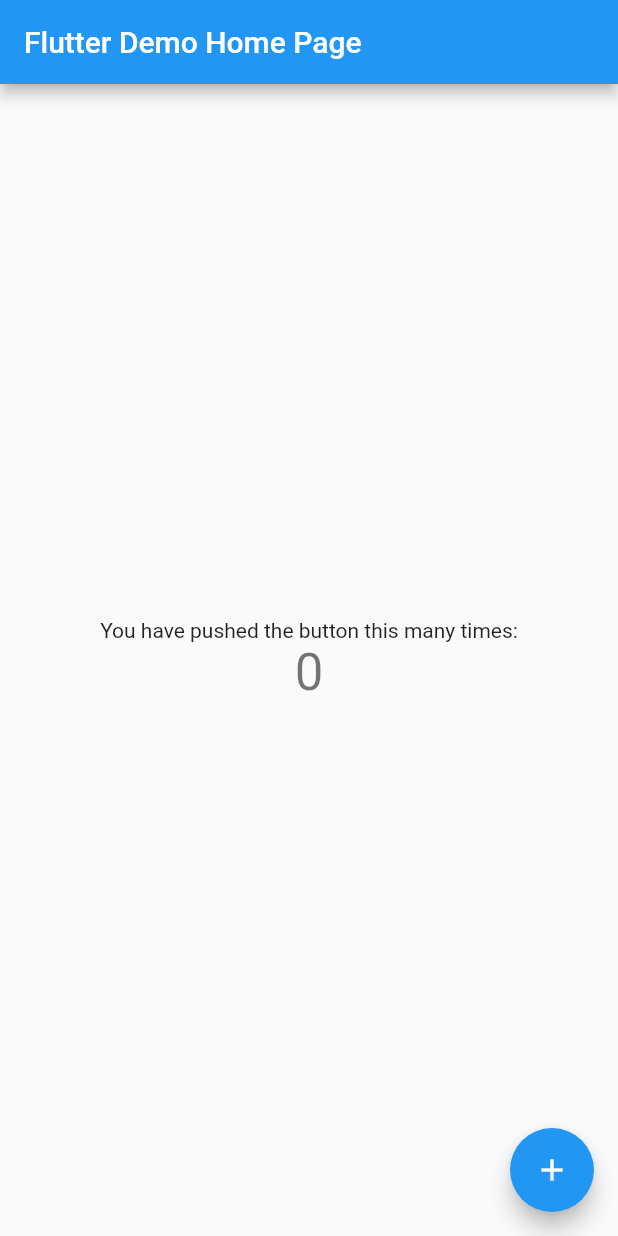
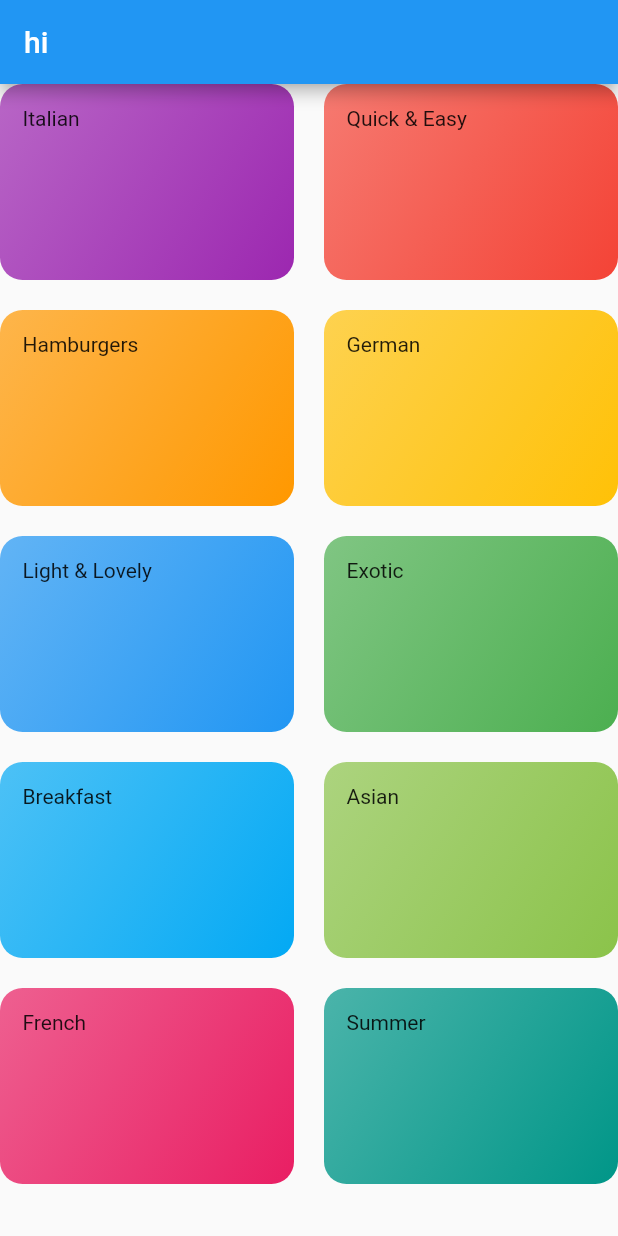
Before and after one commit to mohamedashraf1/Meals-app, a Flutter app: the screen it shows after launch, on a phone screen of 412 x 824 dp. Run offline on Flutter 3.47's test engine with Material 2 defaults, Android fonts, the phone set to English and light mode, and no system bars.

Commit message:
created a grid view with the ricepes Categories names

```diff
--- /dev/null
+++ b/MealsApp/lib/categories_screens.dart
@@ -0,0 +1,29 @@
+import 'package:flutter/material.dart';
+
+import 'data.dart';
+import 'category_item.dart';
+
+class CategoriesScreen extends StatelessWidget {
+  @override
+  Widget build(BuildContext context) {
+    return Scaffold(
+      appBar: AppBar(
+        title: const Text("hi"),
+      ),
+      body: GridView(
+        gridDelegate: SliverGridDelegateWithMaxCrossAxisExtent(
+          maxCrossAxisExtent: 200,
+          childAspectRatio: 3 / 2,
+          crossAxisSpacing: 20,
+          mainAxisSpacing: 20,
+        ),
+        children: Categories.map((catData) {
+          return CategoryItem(
+            title: catData.title,
+            color: catData.color,
+          );
+        }).toList(),
+      ),
+    );
+  }
+}
--- /dev/null
+++ b/MealsApp/lib/category_item.dart
@@ -0,0 +1,27 @@
+import 'package:flutter/material.dart';
+
+class CategoryItem extends StatelessWidget {
+  final String title;
+  final Color color;
+
+  CategoryItem({this.title, this.color});
+
+  @override
+  Widget build(BuildContext context) {
+    return Container(
+      padding: const EdgeInsets.all(15),
+      child: Text(title),
+      decoration: BoxDecoration(
+        gradient: LinearGradient(
+          colors: [
+            color.withOpacity(0.7),
+            color,
+          ],
+          begin: Alignment.topLeft,
+          end: Alignment.bottomRight,
+        ),
+        borderRadius: BorderRadius.circular(15),
+      ),
+    );
+  }
+}
--- /dev/null
+++ b/MealsApp/lib/data.dart
@@ -0,0 +1,56 @@
+import 'package:flutter/material.dart';
+
+import './models/category.dart';
+
+const Categories = const [
+  Category(
+    id: 'c1',
+    title: 'Italian',
+    color: Colors.purple,
+  ),
+  Category(
+    id: 'c2',
+    title: 'Quick & Easy',
+    color: Colors.red,
+  ),
+  Category(
+    id: 'c3',
+    title: 'Hamburgers',
+    color: Colors.orange,
+  ),
+  Category(
+    id: 'c4',
+    title: 'German',
+    color: Colors.amber,
+  ),
+  Category(
+    id: 'c5',
+    title: 'Light & Lovely',
+    color: Colors.blue,
+  ),
+  Category(
+    id: 'c6',
+    title: 'Exotic',
+    color: Colors.green,
+  ),
+  Category(
+    id: 'c7',
+    title: 'Breakfast',
+    color: Colors.lightBlue,
+  ),
+  Category(
+    id: 'c8',
+    title: 'Asian',
+    color: Colors.lightGreen,
+  ),
+  Category(
+    id: 'c9',
+    title: 'French',
+    color: Colors.pink,
+  ),
+  Category(
+    id: 'c10',
+    title: 'Summer',
+    color: Colors.teal,
+  ),
+];
--- a/MealsApp/lib/main.dart
+++ b/MealsApp/lib/main.dart
@@ -1,117 +1,19 @@
 import 'package:flutter/material.dart';
 
-void main() {
-  runApp(MyApp());
-}
+import 'categories_screens.dart';
 
-class MyApp extends StatelessWidget {
-  // This widget is the root of your application.
+void main() => runApp(MealsApp());
+
+class MealsApp extends StatelessWidget {
   @override
   Widget build(BuildContext context) {
     return MaterialApp(
-      title: 'Flutter Demo',
+      debugShowCheckedModeBanner: false,
+      title: 'DeliMeals',
       theme: ThemeData(
-        // This is the theme of your application.
-        //
-        // Try running your application with "flutter run". You'll see the
-        // application has a blue toolbar. Then, without quitting the app, try
-        // changing the primarySwatch below to Colors.green and then invoke
-        // "hot reload" (press "r" in the console where you ran "flutter run",
-        // or simply save your changes to "hot reload" in a Flutter IDE).
-        // Notice that the counter didn't reset back to zero; the application
-        // is not restarted.
         primarySwatch: Colors.blue,
-        // This makes the visual density adapt to the platform that you run
-        // the app on. For desktop platforms, the controls will be smaller and
-        // closer together (more dense) than on mobile platforms.
-        visualDensity: VisualDensity.adaptivePlatformDensity,
       ),
-      home: MyHomePage(title: 'Flutter Demo Home Page'),
+      home: CategoriesScreen(),
     );
   }
 }
-
-class MyHomePage extends StatefulWidget {
-  MyHomePage({Key key, this.title}) : super(key: key);
-
-  // This widget is the home page of your application. It is stateful, meaning
-  // that it has a State object (defined below) that contains fields that affect
-  // how it looks.
-
-  // This class is the configuration for the state. It holds the values (in this
-  // case the title) provided by the parent (in this case the App widget) and
-  // used by the build method of the State. Fields in a Widget subclass are
-  // always marked "final".
-
-  final String title;
-
-  @override
-  _MyHomePageState createState() => _MyHomePageState();
-}
-
-class _MyHomePageState extends State<MyHomePage> {
-  int _counter = 0;
-
-  void _incrementCounter() {
-    setState(() {
-      // This call to setState tells the Flutter framework that something has
-      // changed in this State, which causes it to rerun the build method below
-      // so that the display can reflect the updated values. If we changed
-      // _counter without calling setState(), then the build method would not be
-      // called again, and so nothing would appear to happen.
-      _counter++;
-    });
-  }
-
-  @override
-  Widget build(BuildContext context) {
-    // This method is rerun every time setState is called, for instance as done
-    // by the _incrementCounter method above.
-    //
-    // The Flutter framework has been optimized to make rerunning build methods
-    // fast, so that you can just rebuild anything that needs updating rather
-    // than having to individually change instances of widgets.
-    return Scaffold(
-      appBar: AppBar(
-        // Here we take the value from the MyHomePage object that was created by
-        // the App.build method, and use it to set our appbar title.
-        title: Text(widget.title),
-      ),
-      body: Center(
-        // Center is a layout widget. It takes a single child and positions it
-        // in the middle of the parent.
-        child: Column(
-          // Column is also a layout widget. It takes a list of children and
-          // arranges them vertically. By default, it sizes itself to fit its
-          // children horizontally, and tries to be as tall as its parent.
-          //
-          // Invoke "debug painting" (press "p" in the console, choose the
-          // "Toggle Debug Paint" action from the Flutter Inspector in Android
-          // Studio, or the "Toggle Debug Paint" command in Visual Studio Code)
-          // to see the wireframe for each widget.
-          //
-          // Column has various properties to control how it sizes itself and
-          // how it positions its children. Here we use mainAxisAlignment to
-          // center the children vertically; the main axis here is the vertical
-          // axis because Columns are vertical (the cross axis would be
-          // horizontal).
-          mainAxisAlignment: MainAxisAlignment.center,
-          children: <Widget>[
-            Text(
-              'You have pushed the button this many times:',
-            ),
-            Text(
-              '$_counter',
-              style: Theme.of(context).textTheme.headline4,
-            ),
-          ],
-        ),
-      ),
-      floatingActionButton: FloatingActionButton(
-        onPressed: _incrementCounter,
-        tooltip: 'Increment',
-        child: Icon(Icons.add),
-      ), // This trailing comma makes auto-formatting nicer for build methods.
-    );
-  }
-}
--- /dev/null
+++ b/MealsApp/lib/models/category.dart
@@ -0,0 +1,13 @@
+import 'package:flutter/material.dart';
+
+class Category {
+  final String id;
+  final String title;
+  final Color color;
+
+  const Category({
+    this.color = Colors.orange,
+    @required this.id,
+    @required this.title,
+  });
+}
```
